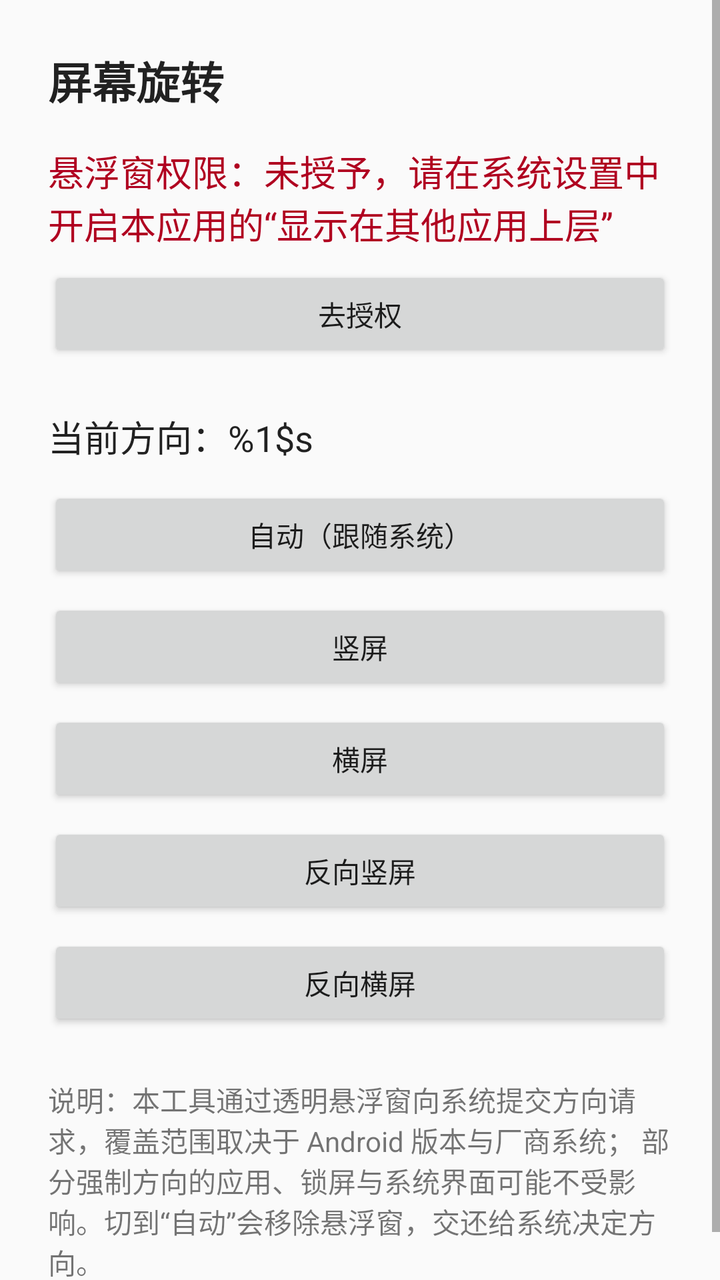
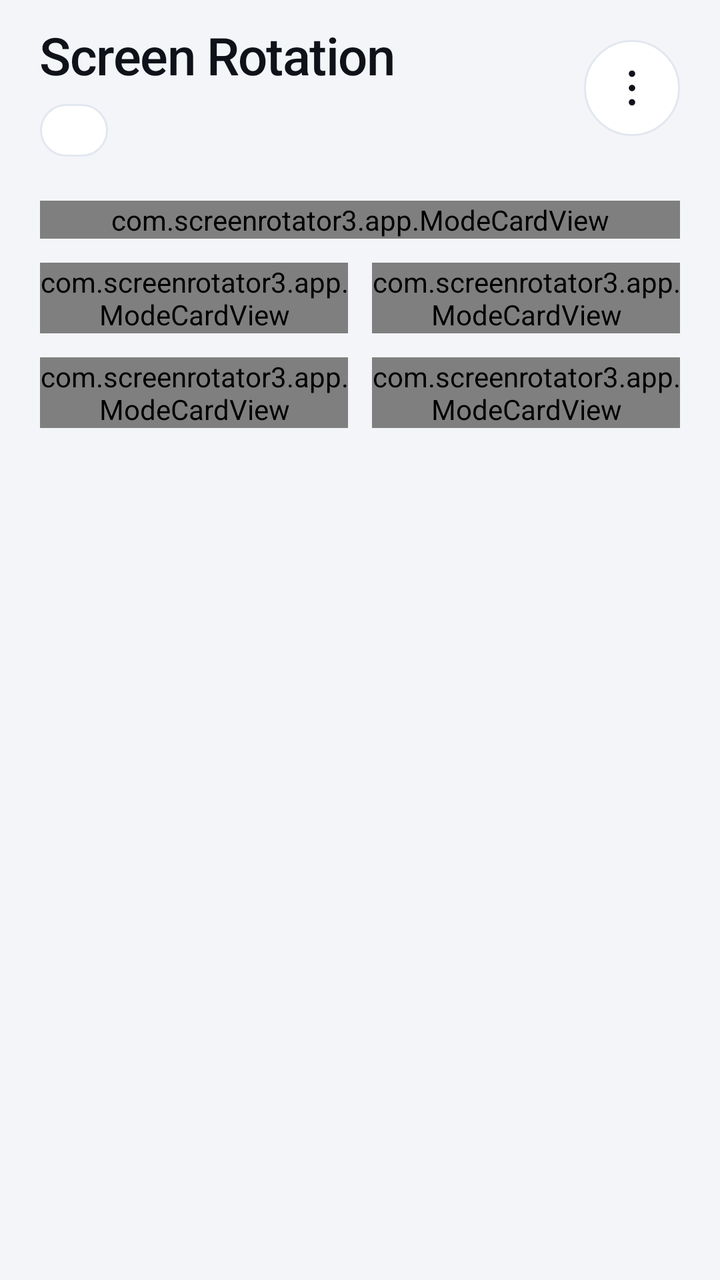

Two renders of the same Android screen: before a commit and after it. Below are the layout's source before the change and the commit's diff.
<!-- AndroidManifest.xml: application theme Theme.ScreenRotator -->
<!-- res/layout/activity_main.xml -->
<?xml version="1.0" encoding="utf-8"?>
<ScrollView xmlns:android="http://schemas.android.com/apk/res/android"
    android:layout_width="match_parent"
    android:layout_height="match_parent"
    android:fillViewport="true">

    <LinearLayout
        android:layout_width="match_parent"
        android:layout_height="wrap_content"
        android:orientation="vertical"
        android:padding="24dp">

        <TextView
            android:layout_width="match_parent"
            android:layout_height="wrap_content"
            android:text="@string/app_name"
            android:textAppearance="?android:attr/textAppearanceLarge"
            android:textStyle="bold" />

        <TextView
            android:id="@+id/tvPermission"
            android:layout_width="match_parent"
            android:layout_height="wrap_content"
            android:layout_marginTop="16dp"
            android:text="@string/permission_missing"
            android:textColor="@color/warn"
            android:textAppearance="?android:attr/textAppearanceMedium" />

        <Button
            android:id="@+id/btnGrant"
            android:layout_width="match_parent"
            android:layout_height="wrap_content"
            android:layout_marginTop="8dp"
            android:text="@string/action_grant" />

        <TextView
            android:id="@+id/tvStatus"
            android:layout_width="match_parent"
            android:layout_height="wrap_content"
            android:layout_marginTop="24dp"
            android:text="@string/current_mode"
            android:textAppearance="?android:attr/textAppearanceMedium"
            android:textColor="@color/text_primary" />

        <Button
            android:id="@+id/btnAuto"
            android:layout_width="match_parent"
            android:layout_height="wrap_content"
            android:layout_marginTop="12dp"
            android:text="@string/mode_auto" />

        <Button
            android:id="@+id/btnPortrait"
            android:layout_width="match_parent"
            android:layout_height="wrap_content"
            android:layout_marginTop="8dp"
            android:text="@string/mode_portrait" />

        <Button
            android:id="@+id/btnLandscape"
            android:layout_width="match_parent"
            android:layout_height="wrap_content"
            android:layout_marginTop="8dp"
            android:text="@string/mode_landscape" />

        <Button
            android:id="@+id/btnReversePortrait"
            android:layout_width="match_parent"
            android:layout_height="wrap_content"
            android:layout_marginTop="8dp"
            android:text="@string/mode_reverse_portrait" />

        <Button
            android:id="@+id/btnReverseLandscape"
            android:layout_width="match_parent"
            android:layout_height="wrap_content"
            android:layout_marginTop="8dp"
            android:text="@string/mode_reverse_landscape" />

        <TextView
            android:layout_width="match_parent"
            android:layout_height="wrap_content"
            android:layout_marginTop="24dp"
            android:text="@string/hint"
            android:textAppearance="?android:attr/textAppearanceSmall"
            android:textColor="@color/text_secondary" />

    </LinearLayout>
</ScrollView>
<!-- resources referenced by this layout -->
<resources>
  <color name="text_primary">#DE000000</color>
  <color name="text_secondary">#8A000000</color>
  <color name="warn">#FFB00020</color>
  <string name="action_grant">去授权</string>
  <string name="app_name">屏幕旋转</string>
  <string name="current_mode">当前方向：%1$s</string>
  <string name="hint">说明：本工具通过透明悬浮窗向系统提交方向请求，覆盖范围取决于 Android 版本与厂商系统；
          部分强制方向的应用、锁屏与系统界面可能不受影响。切到“自动”会移除悬浮窗，交还给系统决定方向。</string>
  <string name="mode_auto">自动（跟随系统）</string>
  <string name="mode_landscape">横屏</string>
  <string name="mode_portrait">竖屏</string>
  <string name="mode_reverse_landscape">反向横屏</string>
  <string name="mode_reverse_portrait">反向竖屏</string>
  <string name="permission_missing">悬浮窗权限：未授予，请在系统设置中开启本应用的“显示在其他应用上层”</string>
  <style name="Theme.ScreenRotator" parent="android:Theme.Material.Light.NoActionBar">
          <item name="android:colorPrimary">@color/primary</item>
          <item name="android:colorAccent">@color/primary</item>
          <item name="android:statusBarColor">@color/primary</item>
          <item name="android:windowLightStatusBar">false</item>
      </style>
  <color name="primary">#FF3F51B5</color>
</resources>

<!-- the commit's change to res/layout/activity_main.xml (unified diff, before → after) -->
@@ -1,89 +1,165 @@
 <?xml version="1.0" encoding="utf-8"?>
 <ScrollView xmlns:android="http://schemas.android.com/apk/res/android"
+    xmlns:app="http://schemas.android.com/apk/res-auto"
+    android:id="@+id/scroll"
     android:layout_width="match_parent"
     android:layout_height="match_parent"
-    android:fillViewport="true">
+    android:background="@color/bg"
+    android:clipToPadding="true"
+    android:fillViewport="true"
+    android:scrollbars="none">
 
     <LinearLayout
         android:layout_width="match_parent"
         android:layout_height="wrap_content"
         android:orientation="vertical"
-        android:padding="24dp">
+        android:paddingStart="20dp"
+        android:paddingTop="10dp"
+        android:paddingEnd="20dp"
+        android:paddingBottom="28dp">
 
-        <TextView
+        
+        <LinearLayout
+            android:id="@+id/header"
             android:layout_width="match_parent"
             android:layout_height="wrap_content"
-            android:text="@string/app_name"
-            android:textAppearance="?android:attr/textAppearanceLarge"
-            android:textStyle="bold" />
+            android:gravity="center_vertical"
+            android:orientation="horizontal">
 
-        <TextView
-            android:id="@+id/tvPermission"
+            <LinearLayout
+                android:layout_width="0dp"
+                android:layout_height="wrap_content"
+                android:layout_weight="1"
+                android:orientation="vertical">
+
+                <TextView
+                    android:id="@+id/tvTitle"
+                    android:layout_width="wrap_content"
+                    android:layout_height="wrap_content"
+                    android:fontFamily="sans-serif-medium"
+                    android:letterSpacing="-0.02"
+                    android:text="@string/app_name"
+                    android:textColor="@color/text_primary"
+                    android:textSize="26sp" />
+
+                
+                <LinearLayout
+                    android:id="@+id/chipMode"
+                    android:layout_width="wrap_content"
+                    android:layout_height="wrap_content"
+                    android:layout_marginTop="7dp"
+                    android:background="@drawable/bg_pill_chip"
+                    android:gravity="center_vertical"
+                    android:orientation="horizontal"
+                    android:paddingStart="10dp"
+                    android:paddingTop="5dp"
+                    android:paddingEnd="11dp"
+                    android:paddingBottom="5dp">
+
+                    <View
+                        android:id="@+id/chipDot"
+                        android:layout_width="7dp"
+                        android:layout_height="7dp" />
+
+                    <TextView
+                        android:id="@+id/tvChip"
+                        android:layout_width="wrap_content"
+                        android:layout_height="wrap_content"
+                        android:layout_marginStart="6dp"
+                        android:textColor="@color/text_secondary"
+                        android:textSize="12sp" />
+                </LinearLayout>
+            </LinearLayout>
+
+            
+            <FrameLayout
+                android:layout_width="48dp"
+                android:layout_height="48dp"
+                android:layout_marginStart="10dp">
+
+                <ImageButton
+                    android:id="@+id/btnMenu"
+                    android:layout_width="48dp"
+                    android:layout_height="48dp"
+                    android:background="@drawable/bg_circle_surface"
+                    android:contentDescription="@string/menu_open"
+                    android:padding="13dp"
+                    android:scaleType="fitCenter"
+                    android:src="@drawable/ic_more"
+                    android:tint="@color/text_primary" />
+
+                
+                <View
+                    android:id="@+id/menuBadge"
+                    android:layout_width="9dp"
+                    android:layout_height="9dp"
+                    android:layout_gravity="top|end"
+                    android:layout_marginTop="3dp"
+                    android:layout_marginEnd="3dp"
+                    android:background="@drawable/bg_badge_dot"
+                    android:visibility="gone" />
+            </FrameLayout>
+        </LinearLayout>
+
+        
+        <com.screenrotator3.app.ModeCardView
+            android:id="@+id/cardAuto"
             android:layout_width="match_parent"
             android:layout_height="wrap_content"
-            android:layout_marginTop="16dp"
-            android:text="@string/permission_missing"
-            android:textColor="@color/warn"
-            android:textAppearance="?android:attr/textAppearanceMedium" />
+            android:layout_marginTop="22dp"
+            android:clickable="true"
+            android:focusable="true"
+            app:cardWide="true" />
 
-        <Button
-            android:id="@+id/btnGrant"
-            android:layout_width="match_parent"
-            android:layout_height="wrap_content"
-            android:layout_marginTop="8dp"
-            android:text="@string/action_grant" />
-
-        <TextView
-            android:id="@+id/tvStatus"
-            android:layout_width="match_parent"
-            android:layout_height="wrap_content"
-            android:layout_marginTop="24dp"
-            android:text="@string/current_mode"
-            android:textAppearance="?android:attr/textAppearanceMedium"
-            android:textColor="@color/text_primary" />
-
-        <Button
-            android:id="@+id/btnAuto"
+        
+        <LinearLayout
             android:layout_width="match_parent"
             android:layout_height="wrap_content"
             android:layout_marginTop="12dp"
-            android:text="@string/mode_auto" />
+            android:orientation="horizontal">
 
-        <Button
-            android:id="@+id/btnPortrait"
+            <com.screenrotator3.app.ModeCardView
+                android:id="@+id/cardPortrait"
+                android:layout_width="0dp"
+                android:layout_height="wrap_content"
+                android:layout_marginEnd="6dp"
+                android:layout_weight="1"
+                android:clickable="true"
+                android:focusable="true" />
+
+            <com.screenrotator3.app.ModeCardView
+                android:id="@+id/cardReversePortrait"
+                android:layout_width="0dp"
+                android:layout_height="wrap_content"
+                android:layout_marginStart="6dp"
+                android:layout_weight="1"
+                android:clickable="true"
+                android:focusable="true" />
+        </LinearLayout>
+
+        <LinearLayout
             android:layout_width="match_parent"
             android:layout_height="wrap_content"
-            android:layout_marginTop="8dp"
-            android:text="@string/mode_portrait" />
+            android:layout_marginTop="12dp"
+            android:orientation="horizontal">
 
-        <Button
-            android:id="@+id/btnLandscape"
-            android:layout_width="match_parent"
-            android:layout_height="wrap_content"
-            android:layout_marginTop="8dp"
-            android:text="@string/mode_landscape" />
+            <com.screenrotator3.app.ModeCardView
+                android:id="@+id/cardLandscape"
+                android:layout_width="0dp"
+                android:layout_height="wrap_content"
+                android:layout_marginEnd="6dp"
+                android:layout_weight="1"
+                android:clickable="true"
+                android:focusable="true" />
 
-        <Button
-            android:id="@+id/btnReversePortrait"
-            android:layout_width="match_parent"
-            android:layout_height="wrap_content"
-            android:layout_marginTop="8dp"
-            android:text="@string/mode_reverse_portrait" />
-
-        <Button
-            android:id="@+id/btnReverseLandscape"
-            android:layout_width="match_parent"
-            android:layout_height="wrap_content"
-            android:layout_marginTop="8dp"
-            android:text="@string/mode_reverse_landscape" />
-
-        <TextView
-            android:layout_width="match_parent"
-            android:layout_height="wrap_content"
-            android:layout_marginTop="24dp"
-            android:text="@string/hint"
-            android:textAppearance="?android:attr/textAppearanceSmall"
-            android:textColor="@color/text_secondary" />
-
+            <com.screenrotator3.app.ModeCardView
+                android:id="@+id/cardReverseLandscape"
+                android:layout_width="0dp"
+                android:layout_height="wrap_content"
+                android:layout_marginStart="6dp"
+                android:layout_weight="1"
+                android:clickable="true"
+                android:focusable="true" />
+        </LinearLayout>
     </LinearLayout>
 </ScrollView>
<!-- resource entries referenced after the edit -->
@@ -1,25 +1,72 @@
 <!-- resources referenced by this layout -->
 <resources>
-  <color name="text_primary">#DE000000</color>
-  <color name="text_secondary">#8A000000</color>
-  <color name="warn">#FFB00020</color>
-  <string name="action_grant">去授权</string>
-  <string name="app_name">屏幕旋转</string>
-  <string name="current_mode">当前方向：%1$s</string>
-  <string name="hint">说明：本工具通过透明悬浮窗向系统提交方向请求，覆盖范围取决于 Android 版本与厂商系统；
-          部分强制方向的应用、锁屏与系统界面可能不受影响。切到“自动”会移除悬浮窗，交还给系统决定方向。</string>
-  <string name="mode_auto">自动（跟随系统）</string>
-  <string name="mode_landscape">横屏</string>
-  <string name="mode_portrait">竖屏</string>
-  <string name="mode_reverse_landscape">反向横屏</string>
-  <string name="mode_reverse_portrait">反向竖屏</string>
-  <string name="permission_missing">悬浮窗权限：未授予，请在系统设置中开启本应用的“显示在其他应用上层”</string>
+  <color name="bg">#FFF3F5F9</color>
+  <color name="text_primary">#FF0F1218</color>
+  <color name="text_secondary">#FF6B7280</color>
+  <!-- drawable bg_badge_dot (drawable) -->
+  <?xml version="1.0" encoding="utf-8"?>
+  <shape xmlns:android="http://schemas.android.com/apk/res/android"
+      android:shape="oval">
+      <solid android:color="@color/warn" />
+      <stroke
+          android:width="1.5dp"
+          android:color="@color/surface" />
+  </shape>
+  <!-- drawable bg_circle_surface (drawable) -->
+  <?xml version="1.0" encoding="utf-8"?>
+  <shape xmlns:android="http://schemas.android.com/apk/res/android"
+      android:shape="oval">
+      <solid android:color="@color/surface" />
+      <stroke
+          android:width="1dp"
+          android:color="@color/stroke" />
+  </shape>
+  <!-- drawable bg_pill_chip (drawable) -->
+  <?xml version="1.0" encoding="utf-8"?>
+  <shape xmlns:android="http://schemas.android.com/apk/res/android"
+      android:shape="rectangle">
+      <solid android:color="@color/surface" />
+      <corners android:radius="999dp" />
+      <stroke
+          android:width="1dp"
+          android:color="@color/stroke" />
+  </shape>
+  <!-- drawable ic_more (drawable) -->
+  <?xml version="1.0" encoding="utf-8"?>
+  <vector xmlns:android="http://schemas.android.com/apk/res/android"
+      android:width="24dp"
+      android:height="24dp"
+      android:viewportWidth="24"
+      android:viewportHeight="24">
+      <path
+          android:fillColor="#FF000000"
+          android:pathData="M12,4.2 m-1.75,0 a1.75,1.75 0 1 0 3.5,0 a1.75,1.75 0 1 0 -3.5,0" />
+      <path
+          android:fillColor="#FF000000"
+          android:pathData="M12,12 m-1.75,0 a1.75,1.75 0 1 0 3.5,0 a1.75,1.75 0 1 0 -3.5,0" />
+      <path
+          android:fillColor="#FF000000"
+          android:pathData="M12,19.8 m-1.75,0 a1.75,1.75 0 1 0 3.5,0 a1.75,1.75 0 1 0 -3.5,0" />
+  </vector>
+  <color name="warn">#FFB7791F</color>
+  <color name="surface">#FFFFFFFF</color>
+  <color name="stroke">#FFE3E7EF</color>
+  <color name="accent">#FF4C6FFF</color>
+  <string name="app_name">Screen Rotation</string>
+  <string name="menu_open">Open menu</string>
   <style name="Theme.ScreenRotator" parent="android:Theme.Material.Light.NoActionBar">
-          <item name="android:colorPrimary">@color/primary</item>
-          <item name="android:colorAccent">@color/primary</item>
-          <item name="android:statusBarColor">@color/primary</item>
-          <item name="android:windowLightStatusBar">false</item>
+          <item name="android:colorPrimary">@color/accent</item>
+          <item name="android:colorAccent">@color/accent</item>
+          <item name="android:windowBackground">@color/bg</item>
+          <item name="android:statusBarColor">@android:color/transparent</item>
+          <item name="android:navigationBarColor">@android:color/transparent</item>
+          <item name="android:windowLightStatusBar">true</item>
+          <item name="android:windowLightNavigationBar">true</item>
+          <item name="android:textColorPrimary">@color/text_primary</item>
+          <item name="android:textColorSecondary">@color/text_secondary</item>
+          <item name="android:windowActionModeOverlay">true</item>
+          <item name="android:windowLayoutInDisplayCutoutMode">shortEdges</item>
+          <item name="android:windowDisablePreview">true</item>
       </style>
-  <color name="primary">#FF3F51B5</color>
 </resources>
 
